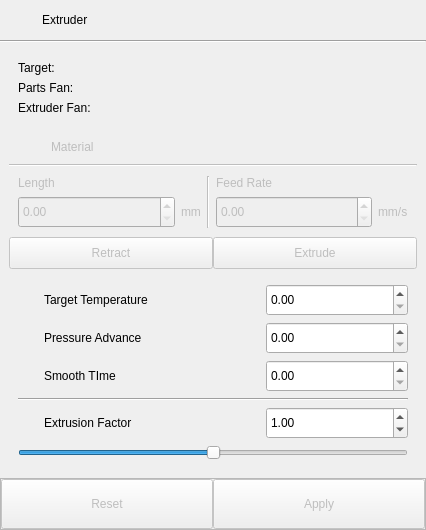
Qt form pages/printer/widgets/extruder/extruderwidget.ui (DigitalArtifex/Flo) before a commit.
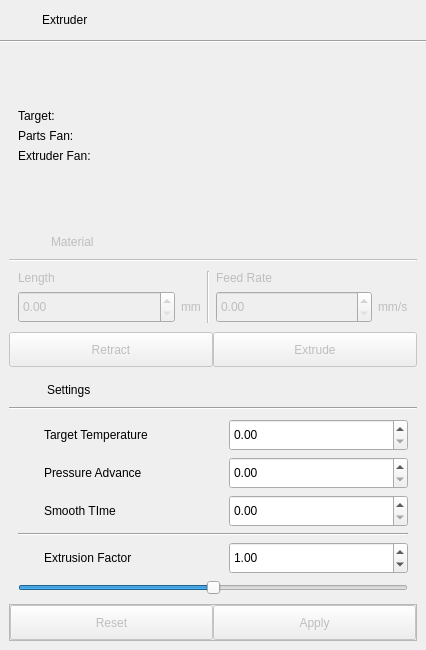
The same form after that commit.

The edit to the form file:
```diff
--- a/pages/printer/widgets/extruder/extruderwidget.ui
+++ b/pages/printer/widgets/extruder/extruderwidget.ui
@@ -7,7 +7,7 @@
     <x>0</x>
     <y>0</y>
     <width>426</width>
-    <height>528</height>
+    <height>650</height>
    </rect>
   </property>
   <property name="minimumSize">
@@ -35,79 +35,8 @@
    <property name="spacing">
     <number>0</number>
    </property>
-   <item row="6" column="2">
-    <widget class="QFrame" name="footerFrame">
-     <property name="frameShape">
-      <enum>QFrame::StyledPanel</enum>
-     </property>
-     <property name="frameShadow">
-      <enum>QFrame::Raised</enum>
-     </property>
-     <layout class="QHBoxLayout" name="horizontalLayout">
-      <property name="spacing">
-       <number>0</number>
-      </property>
-      <property name="leftMargin">
-       <number>0</number>
-      </property>
-      <property name="topMargin">
-       <number>0</number>
-      </property>
-      <property name="rightMargin">
-       <number>0</number>
-      </property>
-      <property name="bottomMargin">
-       <number>0</number>
-      </property>
-      <item>
-       <widget class="QPushButton" name="resetButton">
-        <property name="enabled">
-         <bool>false</bool>
-        </property>
-        <property name="minimumSize">
-         <size>
-          <width>150</width>
-          <height>50</height>
-         </size>
-        </property>
-        <property name="maximumSize">
-         <size>
-          <width>16777215</width>
-          <height>50</height>
-         </size>
-        </property>
-        <property name="text">
-         <string>Reset</string>
-        </property>
-       </widget>
-      </item>
-      <item>
-       <widget class="QPushButton" name="applyButton">
-        <property name="enabled">
-         <bool>false</bool>
-        </property>
-        <property name="minimumSize">
-         <size>
-          <width>150</width>
-          <height>50</height>
-         </size>
-        </property>
-        <property name="maximumSize">
-         <size>
-          <width>16777215</width>
-          <height>50</height>
-         </size>
-        </property>
-        <property name="text">
-         <string>Apply</string>
-        </property>
-       </widget>
-      </item>
-     </layout>
-    </widget>
-   </item>
    <item row="0" column="2">
-    <widget class="QWidget" name="widget" native="true">
+    <widget class="QWidget" name="titleBar" native="true">
      <layout class="QGridLayout" name="gridLayout_2">
       <property name="leftMargin">
        <number>4</number>
@@ -160,6 +89,217 @@
    <item row="3" column="2">
     <widget class="QWidget" name="widget_2" native="true">
      <layout class="QGridLayout" name="gridLayout_3">
+      <item row="1" column="0">
+       <widget class="QFrame" name="materialWidget">
+        <property name="enabled">
+         <bool>false</bool>
+        </property>
+        <layout class="QGridLayout" name="gridLayout_17">
+         <property name="leftMargin">
+          <number>0</number>
+         </property>
+         <property name="topMargin">
+          <number>0</number>
+         </property>
+         <property name="rightMargin">
+          <number>0</number>
+         </property>
+         <property name="bottomMargin">
+          <number>0</number>
+         </property>
+         <property name="spacing">
+          <number>0</number>
+         </property>
+         <item row="0" column="0" colspan="2">
+          <widget class="QWidget" name="materialTitleBar" native="true">
+           <layout class="QGridLayout" name="gridLayout_4">
+            <property name="leftMargin">
+             <number>10</number>
+            </property>
+            <property name="topMargin">
+             <number>4</number>
+            </property>
+            <property name="rightMargin">
+             <number>4</number>
+            </property>
+            <property name="bottomMargin">
+             <number>4</number>
+            </property>
+            <item row="0" column="1">
+             <widget class="QLabel" name="label_23">
+              <property name="text">
+               <string>Material</string>
+              </property>
+             </widget>
+            </item>
+            <item row="0" column="0">
+             <widget class="QLabel" name="materialFrameIconLabel">
+              <property name="minimumSize">
+               <size>
+                <width>26</width>
+                <height>26</height>
+               </size>
+              </property>
+              <property name="maximumSize">
+               <size>
+                <width>26</width>
+                <height>26</height>
+               </size>
+              </property>
+              <property name="text">
+               <string/>
+              </property>
+             </widget>
+            </item>
+           </layout>
+          </widget>
+         </item>
+         <item row="3" column="0" colspan="2">
+          <layout class="QHBoxLayout" name="horizontalLayout_4">
+           <item>
+            <widget class="QPushButton" name="retractButton">
+             <property name="minimumSize">
+              <size>
+               <width>0</width>
+               <height>32</height>
+              </size>
+             </property>
+             <property name="maximumSize">
+              <size>
+               <width>16777215</width>
+               <height>35</height>
+              </size>
+             </property>
+             <property name="text">
+              <string>Retract</string>
+             </property>
+            </widget>
+           </item>
+           <item>
+            <widget class="QPushButton" name="extrudeButton">
+             <property name="minimumSize">
+              <size>
+               <width>0</width>
+               <height>35</height>
+              </size>
+             </property>
+             <property name="maximumSize">
+              <size>
+               <width>16777215</width>
+               <height>35</height>
+              </size>
+             </property>
+             <property name="text">
+              <string>Extrude</string>
+             </property>
+            </widget>
+           </item>
+          </layout>
+         </item>
+         <item row="1" column="0" colspan="2">
+          <widget class="Line" name="line_14">
+           <property name="orientation">
+            <enum>Qt::Horizontal</enum>
+           </property>
+          </widget>
+         </item>
+         <item row="2" column="0" colspan="2">
+          <widget class="QWidget" name="widget_4" native="true">
+           <layout class="QGridLayout" name="gridLayout_5">
+            <item row="1" column="3">
+             <widget class="QDoubleSpinBox" name="materialFeedRateSpinBox">
+              <property name="sizePolicy">
+               <sizepolicy hsizetype="Expanding" vsizetype="Fixed">
+                <horstretch>0</horstretch>
+                <verstretch>0</verstretch>
+               </sizepolicy>
+              </property>
+              <property name="minimumSize">
+               <size>
+                <width>0</width>
+                <height>32</height>
+               </size>
+              </property>
+              <property name="maximumSize">
+               <size>
+                <width>16777215</width>
+                <height>32</height>
+               </size>
+              </property>
+              <property name="singleStep">
+               <double>0.100000000000000</double>
+              </property>
+             </widget>
+            </item>
+            <item row="1" column="4">
+             <widget class="QLabel" name="label_24">
+              <property name="text">
+               <string>mm/s</string>
+              </property>
+             </widget>
+            </item>
+            <item row="1" column="1">
+             <widget class="QLabel" name="label_25">
+              <property name="sizePolicy">
+               <sizepolicy hsizetype="Minimum" vsizetype="Preferred">
+                <horstretch>0</horstretch>
+                <verstretch>0</verstretch>
+               </sizepolicy>
+              </property>
+              <property name="text">
+               <string>mm</string>
+              </property>
+             </widget>
+            </item>
+            <item row="0" column="0">
+             <widget class="QLabel" name="label_18">
+              <property name="text">
+               <string>Length</string>
+              </property>
+             </widget>
+            </item>
+            <item row="1" column="0">
+             <widget class="QDoubleSpinBox" name="materialLengthSpinBox">
+              <property name="sizePolicy">
+               <sizepolicy hsizetype="Expanding" vsizetype="Fixed">
+                <horstretch>0</horstretch>
+                <verstretch>0</verstretch>
+               </sizepolicy>
+              </property>
+              <property name="minimumSize">
+               <size>
+                <width>0</width>
+                <height>32</height>
+               </size>
+              </property>
+              <property name="maximumSize">
+               <size>
+                <width>16777215</width>
+                <height>32</height>
+               </size>
+              </property>
+             </widget>
+            </item>
+            <item row="0" column="3">
+             <widget class="QLabel" name="label_21">
+              <property name="text">
+               <string>Feed Rate</string>
+              </property>
+             </widget>
+            </item>
+            <item row="0" column="2" rowspan="2">
+             <widget class="Line" name="line_15">
+              <property name="orientation">
+               <enum>Qt::Vertical</enum>
+              </property>
+             </widget>
+            </item>
+           </layout>
+          </widget>
+         </item>
+        </layout>
+       </widget>
+      </item>
       <item row="0" column="0">
        <widget class="QFrame" name="statsWidget">
         <property name="minimumSize">
@@ -263,7 +403,7 @@
         </layout>
        </widget>
       </item>
-      <item row="2" column="0">
+      <item row="4" column="0">
        <widget class="QFrame" name="extruderWidget">
         <property name="sizePolicy">
          <sizepolicy hsizetype="Expanding" vsizetype="Preferred">
@@ -272,35 +412,116 @@
          </sizepolicy>
         </property>
         <layout class="QGridLayout" name="gridLayout_15">
+         <property name="leftMargin">
+          <number>0</number>
+         </property>
          <property name="topMargin">
-          <number>9</number>
+          <number>0</number>
          </property>
-         <property name="verticalSpacing">
-          <number>6</number>
+         <property name="rightMargin">
+          <number>0</number>
          </property>
-         <item row="10" column="4" colspan="2">
-          <widget class="QDoubleSpinBox" name="targetTempSpinBox">
+         <property name="bottomMargin">
+          <number>0</number>
+         </property>
+         <property name="spacing">
+          <number>0</number>
+         </property>
+         <item row="17" column="0" colspan="6">
+          <widget class="QFrame" name="footerFrame">
+           <property name="frameShape">
+            <enum>QFrame::StyledPanel</enum>
+           </property>
+           <property name="frameShadow">
+            <enum>QFrame::Raised</enum>
+           </property>
+           <layout class="QHBoxLayout" name="horizontalLayout">
+            <property name="spacing">
+             <number>0</number>
+            </property>
+            <property name="leftMargin">
+             <number>0</number>
+            </property>
+            <property name="topMargin">
+             <number>0</number>
+            </property>
+            <property name="rightMargin">
+             <number>0</number>
+            </property>
+            <property name="bottomMargin">
+             <number>0</number>
+            </property>
+            <item>
+             <widget class="QPushButton" name="resetButton">
+              <property name="enabled">
+               <bool>false</bool>
+              </property>
            <property name="minimumSize">
             <size>
-             <width>0</width>
-             <height>32</height>
+                <width>150</width>
+                <height>35</height>
             </size>
            </property>
            <property name="maximumSize">
             <size>
              <width>16777215</width>
-             <height>32</height>
-            </size>
-           </property>
+                <height>35</height>
+               </size>
+              </property>
+              <property name="text">
+               <string>Reset</string>
+              </property>
+             </widget>
+            </item>
+            <item>
+             <widget class="QPushButton" name="applyButton">
+              <property name="enabled">
+               <bool>false</bool>
+              </property>
+              <property name="minimumSize">
+               <size>
+                <width>150</width>
+                <height>35</height>
+               </size>
+              </property>
+              <property name="maximumSize">
+               <size>
+                <width>16777215</width>
+                <height>35</height>
+               </size>
+              </property>
+              <property name="text">
+               <string>Apply</string>
+              </property>
+             </widget>
+            </item>
+           </layout>
+          </widget>
+         </item>
+         <item row="16" column="0" colspan="6">
+          <widget class="QWidget" name="widget_5" native="true">
+           <layout class="QGridLayout" name="gridLayout_6">
+            <item row="1" column="1">
+             <widget class="QLabel" name="label_22">
+              <property name="text">
+               <string>Target Temperature</string>
+              </property>
+             </widget>
+            </item>
+            <item row="6" column="0" colspan="3">
+             <widget class="QSlider" name="extrsuionFactorSlider">
            <property name="maximum">
-            <double>999.990000000000009</double>
-           </property>
-           <property name="singleStep">
-            <double>0.100000000000000</double>
+               <number>200</number>
+              </property>
+              <property name="value">
+               <number>100</number>
+              </property>
+              <property name="orientation">
+               <enum>Qt::Horizontal</enum>
            </property>
           </widget>
          </item>
-         <item row="11" column="4" colspan="2">
+            <item row="2" column="2">
           <widget class="QDoubleSpinBox" name="pressureAdvanceSpinBox">
            <property name="minimumSize">
             <size>
@@ -319,26 +540,33 @@
            </property>
           </widget>
          </item>
-         <item row="12" column="4" colspan="2">
-          <widget class="QDoubleSpinBox" name="smoothTimeSpinBox">
+            <item row="2" column="1">
+             <widget class="QLabel" name="label_17">
+              <property name="text">
+               <string>Pressure Advance</string>
+              </property>
+             </widget>
+            </item>
+            <item row="3" column="0">
+             <widget class="QLabel" name="smoothTimeIconLabel">
            <property name="minimumSize">
             <size>
-             <width>0</width>
-             <height>32</height>
+                <width>20</width>
+                <height>20</height>
             </size>
            </property>
            <property name="maximumSize">
             <size>
-             <width>16777215</width>
-             <height>32</height>
-            </size>
-           </property>
-           <property name="singleStep">
-            <double>0.100000000000000</double>
+                <width>20</width>
+                <height>20</height>
+               </size>
+              </property>
+              <property name="text">
+               <string/>
            </property>
           </widget>
          </item>
-         <item row="14" column="4" colspan="2">
+            <item row="5" column="2">
           <widget class="QDoubleSpinBox" name="extrusionFactorSpinBox">
            <property name="minimumSize">
             <size>
@@ -363,7 +591,7 @@
            </property>
           </widget>
          </item>
-         <item row="10" column="0">
+            <item row="1" column="0">
           <widget class="QLabel" name="targetTemperatureIconLabel">
            <property name="minimumSize">
             <size>
@@ -382,45 +610,7 @@
            </property>
           </widget>
          </item>
-         <item row="11" column="0">
-          <widget class="QLabel" name="pressureAdvanceIconLabel">
-           <property name="minimumSize">
-            <size>
-             <width>20</width>
-             <height>20</height>
-            </size>
-           </property>
-           <property name="maximumSize">
-            <size>
-             <width>20</width>
-             <height>20</height>
-            </size>
-           </property>
-           <property name="text">
-            <string/>
-           </property>
-          </widget>
-         </item>
-         <item row="12" column="0">
-          <widget class="QLabel" name="smoothTimeIconLabel">
-           <property name="minimumSize">
-            <size>
-             <width>20</width>
-             <height>20</height>
-            </size>
-           </property>
-           <property name="maximumSize">
-            <size>
-             <width>20</width>
-             <height>20</height>
-            </size>
-           </property>
-           <property name="text">
-            <string/>
-           </property>
-          </widget>
-         </item>
-         <item row="14" column="0">
+            <item row="5" column="0">
           <widget class="QLabel" name="extrusionFactorIconLabel">
            <property name="minimumSize">
             <size>
@@ -439,85 +629,97 @@
            </property>
           </widget>
          </item>
-         <item row="13" column="0" colspan="6">
+            <item row="2" column="0">
+             <widget class="QLabel" name="pressureAdvanceIconLabel">
+              <property name="minimumSize">
+               <size>
+                <width>20</width>
+                <height>20</height>
+               </size>
+              </property>
+              <property name="maximumSize">
+               <size>
+                <width>20</width>
+                <height>20</height>
+               </size>
+              </property>
+              <property name="text">
+               <string/>
+              </property>
+             </widget>
+            </item>
+            <item row="4" column="0" colspan="3">
           <widget class="Line" name="line_12">
            <property name="orientation">
             <enum>Qt::Horizontal</enum>
            </property>
           </widget>
          </item>
-         <item row="15" column="0" colspan="6">
-          <widget class="QSlider" name="extrsuionFactorSlider">
-           <property name="maximum">
-            <number>200</number>
-           </property>
-           <property name="value">
-            <number>100</number>
-           </property>
-           <property name="orientation">
-            <enum>Qt::Horizontal</enum>
-           </property>
-          </widget>
-         </item>
-         <item row="14" column="1" colspan="2">
-          <widget class="QLabel" name="label_20">
-           <property name="text">
-            <string>Extrusion Factor</string>
-           </property>
-          </widget>
-         </item>
-         <item row="12" column="1" colspan="2">
+            <item row="3" column="1">
           <widget class="QLabel" name="label_19">
            <property name="text">
             <string>Smooth TIme</string>
            </property>
           </widget>
          </item>
-         <item row="11" column="1" colspan="2">
-          <widget class="QLabel" name="label_17">
+            <item row="5" column="1">
+             <widget class="QLabel" name="label_20">
            <property name="text">
-            <string>Pressure Advance</string>
+               <string>Extrusion Factor</string>
            </property>
           </widget>
          </item>
-         <item row="10" column="1" colspan="2">
-          <widget class="QLabel" name="label_22">
-           <property name="text">
-            <string>Target Temperature</string>
+            <item row="1" column="2">
+             <widget class="QDoubleSpinBox" name="targetTempSpinBox">
+              <property name="minimumSize">
+               <size>
+                <width>0</width>
+                <height>32</height>
+               </size>
+              </property>
+              <property name="maximumSize">
+               <size>
+                <width>16777215</width>
+                <height>32</height>
+               </size>
+              </property>
+              <property name="maximum">
+               <double>999.990000000000009</double>
+              </property>
+              <property name="singleStep">
+               <double>0.100000000000000</double>
+              </property>
+             </widget>
+            </item>
+            <item row="3" column="2">
+             <widget class="QDoubleSpinBox" name="smoothTimeSpinBox">
+              <property name="minimumSize">
+               <size>
+                <width>0</width>
+                <height>32</height>
+               </size>
+              </property>
+              <property name="maximumSize">
+               <size>
+                <width>16777215</width>
+                <height>32</height>
+               </size>
+              </property>
+              <property name="singleStep">
+               <double>0.100000000000000</double>
            </property>
           </widget>
          </item>
         </layout>
        </widget>
       </item>
-      <item row="1" column="0">
-       <widget class="QFrame" name="materialWidget">
-        <property name="enabled">
-         <bool>false</bool>
-        </property>
-        <layout class="QGridLayout" name="gridLayout_17">
+         <item row="0" column="0" colspan="6">
+          <widget class="QWidget" name="settingsTitleBar" native="true">
+           <layout class="QGridLayout" name="gridLayout_7">
          <property name="leftMargin">
-          <number>0</number>
+             <number>6</number>
          </property>
          <property name="topMargin">
-          <number>0</number>
-         </property>
-         <property name="rightMargin">
-          <number>0</number>
-         </property>
-         <property name="bottomMargin">
-          <number>0</number>
-         </property>
-         <property name="spacing">
-          <number>0</number>
-         </property>
-         <item row="0" column="0" colspan="2">
-          <widget class="QWidget" name="widget_3" native="true">
-           <layout class="QGridLayout" name="gridLayout_4">
-            <property name="leftMargin">
-             <number>10</number>
-            </property>
-            <property name="topMargin">
              <number>4</number>
             </property>
             <property name="rightMargin">
@@ -526,15 +728,8 @@
             <property name="bottomMargin">
              <number>4</number>
             </property>
-            <item row="0" column="1">
-             <widget class="QLabel" name="label_23">
-              <property name="text">
-               <string>Material</string>
-              </property>
-             </widget>
-            </item>
             <item row="0" column="0">
-             <widget class="QLabel" name="materialFrameIconLabel">
+             <widget class="QLabel" name="settingsFrameIcon">
               <property name="minimumSize">
                <size>
                 <width>26</width>
@@ -552,152 +747,23 @@
               </property>
              </widget>
             </item>
-           </layout>
-          </widget>
-         </item>
-         <item row="3" column="0" colspan="2">
-          <layout class="QHBoxLayout" name="horizontalLayout_4">
-           <item>
-            <widget class="QPushButton" name="retractButton">
-             <property name="minimumSize">
-              <size>
-               <width>0</width>
-               <height>32</height>
-              </size>
-             </property>
-             <property name="maximumSize">
-              <size>
-               <width>16777215</width>
-               <height>32</height>
-              </size>
-             </property>
+            <item row="0" column="1">
+             <widget class="QLabel" name="label_26">
              <property name="text">
-              <string>Retract</string>
+               <string>Settings</string>
              </property>
             </widget>
            </item>
-           <item>
-            <widget class="QPushButton" name="extrudeButton">
-             <property name="minimumSize">
-              <size>
-               <width>0</width>
-               <height>32</height>
-              </size>
-             </property>
-             <property name="maximumSize">
-              <size>
-               <width>16777215</width>
-               <height>32</height>
-              </size>
-             </property>
-             <property name="text">
-              <string>Extrude</string>
-             </property>
-            </widget>
-           </item>
-          </layout>
-         </item>
-         <item row="1" column="0" colspan="2">
-          <widget class="Line" name="line_14">
+           </layout>
+          </widget>
+         </item>
+         <item row="1" column="0" colspan="6">
+          <widget class="Line" name="line_2">
            <property name="orientation">
             <enum>Qt::Horizontal</enum>
            </property>
           </widget>
          </item>
-         <item row="2" column="0" colspan="2">
-          <widget class="QWidget" name="widget_4" native="true">
-           <layout class="QGridLayout" name="gridLayout_5">
-            <item row="0" column="0">
-             <widget class="QLabel" name="label_18">
-              <property name="text">
-               <string>Length</string>
-              </property>
-             </widget>
-            </item>
-            <item row="0" column="2" rowspan="2">
-             <widget class="Line" name="line_15">
-              <property name="orientation">
-               <enum>Qt::Vertical</enum>
-              </property>
-             </widget>
-            </item>
-            <item row="0" column="3">
-             <widget class="QLabel" name="label_21">
-              <property name="text">
-               <string>Feed Rate</string>
-              </property>
-             </widget>
-            </item>
-            <item row="1" column="0">
-             <widget class="QDoubleSpinBox" name="materialLengthSpinBox">
-              <property name="sizePolicy">
-               <sizepolicy hsizetype="Expanding" vsizetype="Fixed">
-                <horstretch>0</horstretch>
-                <verstretch>0</verstretch>
-               </sizepolicy>
-              </property>
-              <property name="minimumSize">
-               <size>
-                <width>0</width>
-                <height>32</height>
-               </size>
-              </property>
-              <property name="maximumSize">
-               <size>
-                <width>16777215</width>
-                <height>32</height>
-               </size>
-              </property>
-             </widget>
-            </item>
-            <item row="1" column="1">
-             <widget class="QLabel" name="label_25">
-              <property name="sizePolicy">
-               <sizepolicy hsizetype="Minimum" vsizetype="Preferred">
-                <horstretch>0</horstretch>
-                <verstretch>0</verstretch>
-               </sizepolicy>
-              </property>
-              <property name="text">
-               <string>mm</string>
-              </property>
-             </widget>
-            </item>
-            <item row="1" column="3">
-             <widget class="QDoubleSpinBox" name="materialFeedRateSpinBox">
-              <property name="sizePolicy">
-               <sizepolicy hsizetype="Expanding" vsizetype="Fixed">
-                <horstretch>0</horstretch>
-                <verstretch>0</verstretch>
-               </sizepolicy>
-              </property>
-              <property name="minimumSize">
-               <size>
-                <width>0</width>
-                <height>32</height>
-               </size>
-              </property>
-              <property name="maximumSize">
-               <size>
-                <width>16777215</width>
-                <height>32</height>
-               </size>
-              </property>
-              <property name="singleStep">
-               <double>0.100000000000000</double>
-              </property>
-             </widget>
-            </item>
-            <item row="1" column="4">
-             <widget class="QLabel" name="label_24">
-              <property name="text">
-               <string>mm/s</string>
-              </property>
-             </widget>
-            </item>
-           </layout>
-          </widget>
-         </item>
         </layout>
        </widget>
       </item>
```
Lines whose indentation alone changed are shown as unchanged.
